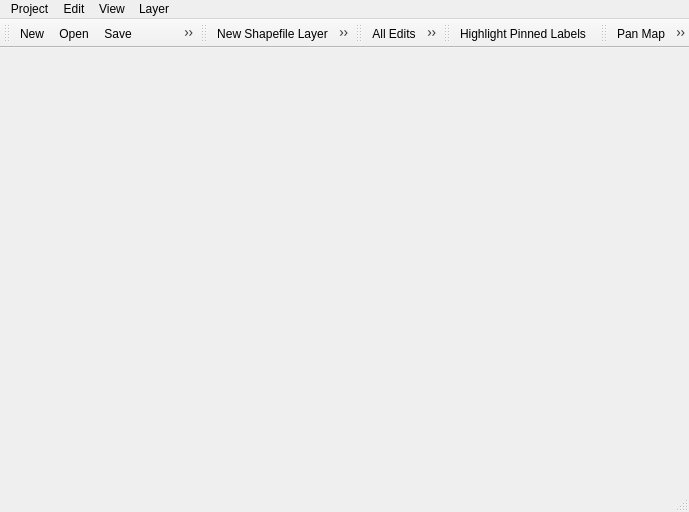
Old version of the form SWGIS-DLLSrc/SWGIS-App/swgisapp.ui in the repository LZS1991/SWGIS.
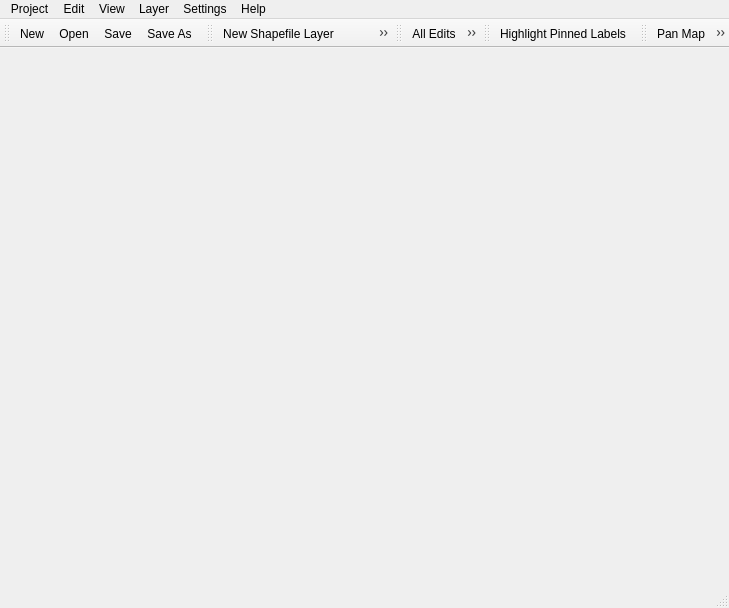
New version of the form. Icons and pictures are not drawn.

The edit to the form file:
```diff
--- a/SWGIS-DLLSrc/SWGIS-App/swgisapp.ui
+++ b/SWGIS-DLLSrc/SWGIS-App/swgisapp.ui
@@ -6,8 +6,8 @@
    <rect>
     <x>0</x>
     <y>0</y>
-    <width>689</width>
-    <height>512</height>
+    <width>729</width>
+    <height>608</height>
    </rect>
   </property>
   <property name="windowTitle">
@@ -19,8 +19,8 @@
     <rect>
      <x>0</x>
      <y>0</y>
-     <width>689</width>
-     <height>26</height>
+     <width>729</width>
+     <height>23</height>
     </rect>
    </property>
    <widget class="QMenu" name="menuProject">
@@ -60,11 +60,28 @@
      <addaction name="action_Add_WMS_WMTS_Layer"/>
     </widget>
     <addaction name="menuAdd_Layer"/>
+    <addaction name="action_Show_All_Layers"/>
+    <addaction name="action_Hide_All_Layers"/>
+    <addaction name="action_Show_Selected_Layers"/>
+    <addaction name="action_Hide_Selected_Layers"/>
+   </widget>
+   <widget class="QMenu" name="menuSettings">
+    <property name="title">
+     <string>Settings</string>
+    </property>
+    <addaction name="action_Options"/>
+   </widget>
+   <widget class="QMenu" name="menu_Help">
+    <property name="title">
+     <string>Help</string>
+    </property>
    </widget>
    <addaction name="menuProject"/>
    <addaction name="menuEdit"/>
    <addaction name="menuView"/>
    <addaction name="menuLayer"/>
+   <addaction name="menuSettings"/>
+   <addaction name="menu_Help"/>
   </widget>
   <widget class="QToolBar" name="mainToolBar">
    <attribute name="toolBarArea">
```
Left out of the diff: 102 changed lines with no effect on the pictures.
